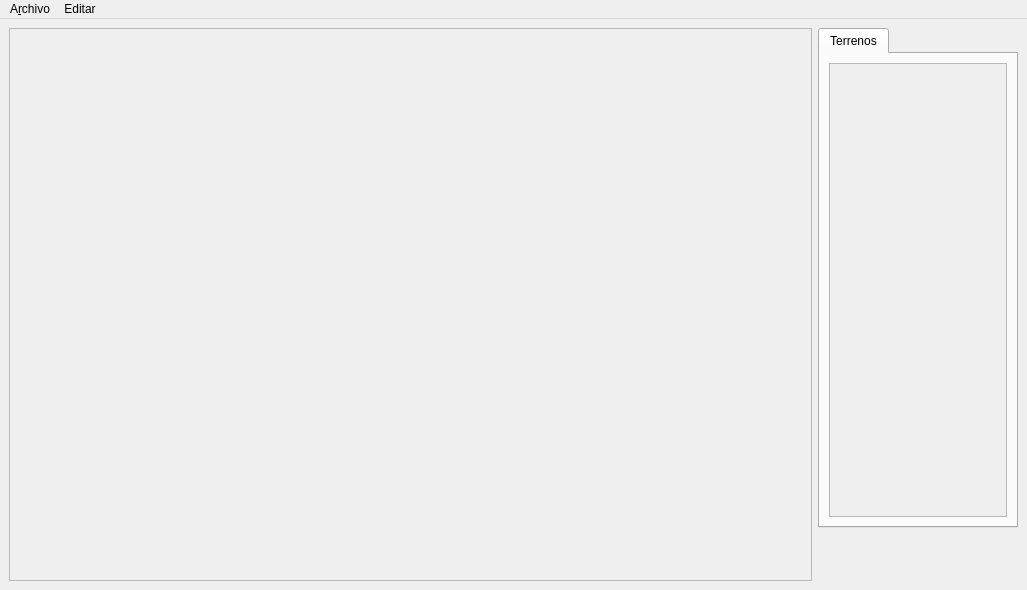
Before: the Qt Designer form src/editor/ui/Editor.ui in sportelliluciano/tp-final-taller-1, drawn with Qt 5.
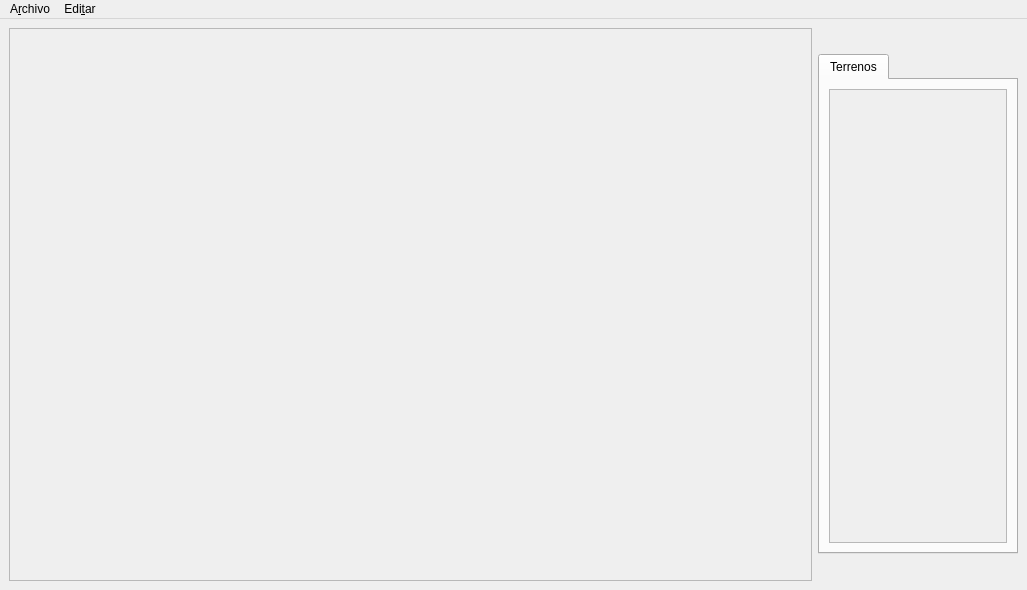
After: the same form once the commit is applied.

Commit message: editor maximizado por defaulta. cambios minimos en ui

```diff
--- a/src/editor/ui/Editor.ui
+++ b/src/editor/ui/Editor.ui
@@ -70,6 +70,19 @@
     </item>
     <item>
      <layout class="QVBoxLayout" name="verticalLayout">
+      <item>
+       <spacer name="verticalSpacer_2">
+        <property name="orientation">
+         <enum>Qt::Vertical</enum>
+        </property>
+        <property name="sizeHint" stdset="0">
+         <size>
+          <width>20</width>
+          <height>40</height>
+         </size>
+        </property>
+       </spacer>
+      </item>
       <item>
        <widget class="QTabWidget" name="tabWidget">
         <property name="sizePolicy">
@@ -179,7 +192,7 @@
    </widget>
    <widget class="QMenu" name="menuEditar">
     <property name="title">
-     <string>Editar</string>
+     <string>Edi&amp;tar</string>
     </property>
     <addaction name="actionCambiar_cantidad_de_jugadores"/>
     <addaction name="separator"/>
```
Left out of the diff: 33 changed lines with no effect on the pictures. The commit also changes 2 other files.
